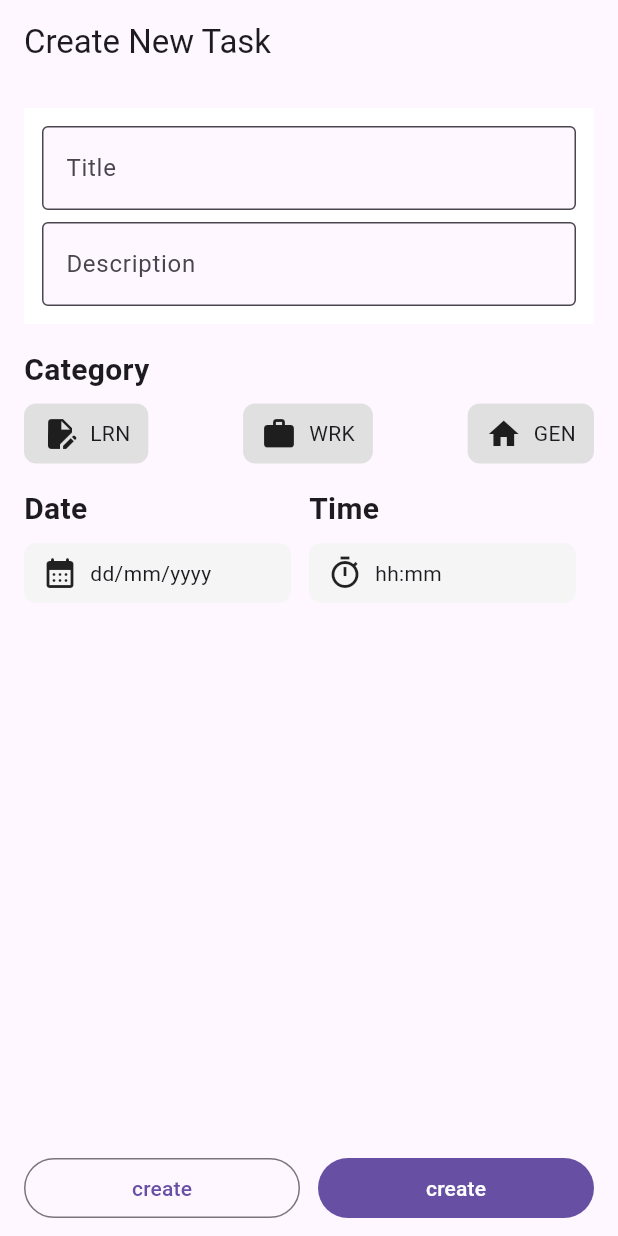
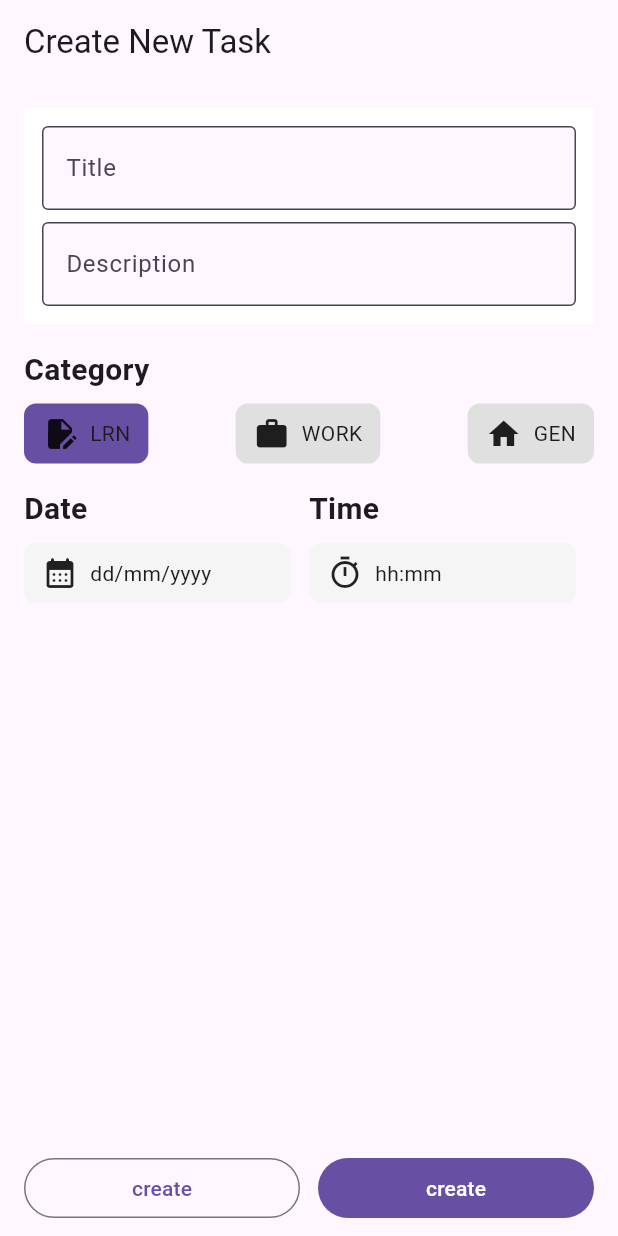
Before and after one commit to nobu74658/flutter_study_2025, a Flutter app: the screen it shows after launch, on a phone screen of 412 x 824 dp. Run offline on Flutter 3.47's test engine with Material 3 defaults, Android fonts, the phone set to English and light mode, and no system bars; our stand-ins replace flutter_hooks.

Commit message:
feature: カテゴリーの状態管理

```diff
--- a/lib/components/category_chip.dart
+++ b/lib/components/category_chip.dart
@@ -1,23 +1,27 @@
 import 'package:flutter/material.dart';
+import 'package:flutter_study_2025/types/todo_category_type.dart';
 
 class CategoryChip extends StatelessWidget {
   const CategoryChip({
     super.key,
-    required this.label,
-    required this.iconData,
+    required this.category,
+    required this.selectedCategory,
+    required this.onTap,
   });
 
-  final String label;
-  final IconData iconData;
+  final TodoCategoryType category;
+  final TodoCategoryType selectedCategory;
+  final void Function() onTap;
 
   @override
   Widget build(BuildContext context) {
+    final isSelected = category == selectedCategory;
     return Material(
-      color: Colors.grey.shade300,
+      color: isSelected ? Theme.of(context).primaryColor : Colors.grey.shade300,
       borderRadius: BorderRadius.circular(8),
       clipBehavior: Clip.antiAlias,
       child: InkWell(
-        onTap: () {},
+        onTap: onTap,
         child: Padding(
           padding: const EdgeInsets.symmetric(
             horizontal: 12,
@@ -25,9 +29,9 @@ class CategoryChip extends StatelessWidget {
           ),
           child: Row(
             children: [
-              Icon(iconData),
+              Icon(category.iconData),
               const SizedBox(width: 8),
-              Text(label),
+              Text(category.label),
             ],
           ),
         ),
--- a/lib/screens/add_todo/add_todo_screen.dart
+++ b/lib/screens/add_todo/add_todo_screen.dart
@@ -4,6 +4,7 @@ import 'package:flutter_study_2025/screens/add_todo/components/add_todo_bottom_b
 import 'package:flutter_study_2025/screens/add_todo/components/add_todo_categories.dart';
 import 'package:flutter_study_2025/screens/add_todo/components/add_todo_inputs.dart';
 import 'package:flutter_study_2025/screens/add_todo/components/add_todo_schedule.dart';
+import 'package:flutter_study_2025/types/todo_category_type.dart';
 
 class AddTodoScreen extends HookWidget {
   const AddTodoScreen({super.key});
@@ -12,6 +13,7 @@ class AddTodoScreen extends HookWidget {
   Widget build(BuildContext context) {
     final titleTextController = useTextEditingController();
     final descriptionTextController = useTextEditingController();
+    final selectedCategory = useState(TodoCategoryType.learn);
 
     return Scaffold(
       appBar: AppBar(
@@ -28,7 +30,7 @@ class AddTodoScreen extends HookWidget {
                   descriptionTextController: descriptionTextController,
                 ),
                 const SizedBox(height: 16),
-                const AddTodoCategories(),
+                AddTodoCategories(selectedCategory: selectedCategory),
                 const SizedBox(height: 16),
                 const AddTodoSchedule(),
               ],
--- a/lib/screens/add_todo/components/add_todo_categories.dart
+++ b/lib/screens/add_todo/components/add_todo_categories.dart
@@ -1,35 +1,32 @@
 import 'package:flutter/material.dart';
 import 'package:flutter_study_2025/components/category_chip.dart';
+import 'package:flutter_study_2025/types/todo_category_type.dart';
 import 'package:flutter_study_2025/utils/styles.dart';
 
 class AddTodoCategories extends StatelessWidget {
-  const AddTodoCategories({super.key});
+  const AddTodoCategories({super.key, required this.selectedCategory});
+
+  final ValueNotifier<TodoCategoryType> selectedCategory;
 
   @override
   Widget build(BuildContext context) {
-    return const Column(
+    return Column(
       crossAxisAlignment: CrossAxisAlignment.start,
       children: [
-        Text(
+        const Text(
           'Category',
           style: AppStyle.title,
         ),
-        SizedBox(height: 8),
+        const SizedBox(height: 8),
         Row(
           mainAxisAlignment: MainAxisAlignment.spaceBetween,
           children: [
-            CategoryChip(
-              label: 'LRN',
-              iconData: Icons.edit_document,
-            ),
-            CategoryChip(
-              label: 'WRK',
-              iconData: Icons.work,
-            ),
-            CategoryChip(
-              label: 'GEN',
-              iconData: Icons.home,
-            ),
+            for (final category in TodoCategoryType.values)
+              CategoryChip(
+                onTap: () => selectedCategory.value = category,
+                category: category,
+                selectedCategory: selectedCategory.value,
+              ),
           ],
         ),
       ],
--- /dev/null
+++ b/lib/types/todo_category_type.dart
@@ -0,0 +1,12 @@
+import 'package:flutter/material.dart';
+
+enum TodoCategoryType {
+  learn('LRN', Icons.edit_document),
+  work('WORK', Icons.work),
+  general('GEN', Icons.home);
+
+  const TodoCategoryType(this.label, this.iconData);
+
+  final String label;
+  final IconData iconData;
+}
```
